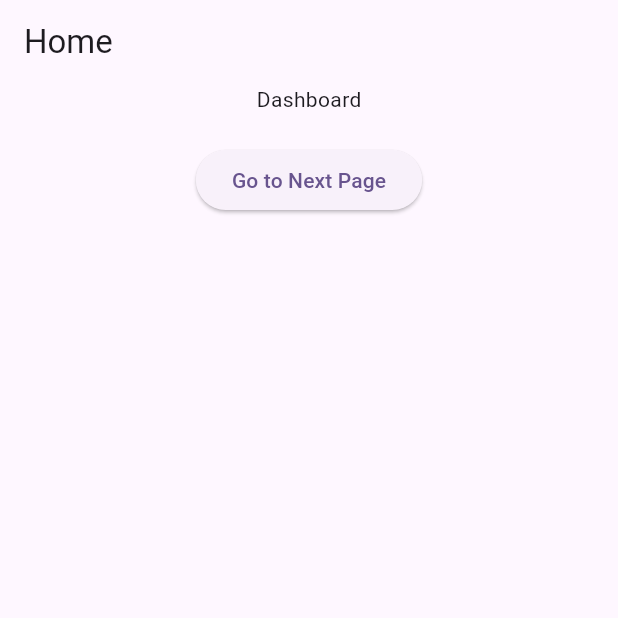
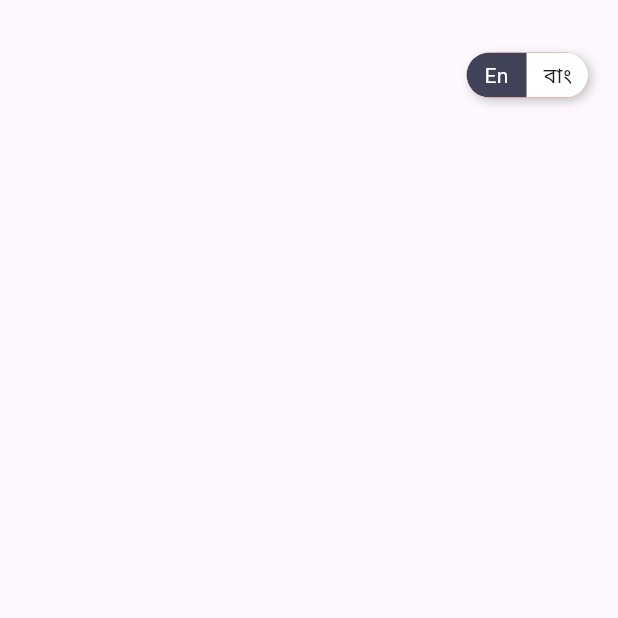
Before and after one commit to Rahat7288/localization_easy_localization, a Flutter app: the screen it shows after launch, on a phone screen of 412 x 824 dp, the top half of it. Run offline on Flutter 3.47's test engine with Material 2 defaults, Android fonts, the phone set to English and light mode, and no system bars; drawn by our look-alikes of toggle_switch; our stand-ins replace easy_localization, shared_preferences.

Commit message:
trying something new

```diff
--- /dev/null
+++ b/lib/controllers/utils/app_colors.dart
@@ -0,0 +1,7 @@
+import 'package:flutter/material.dart';
+
+class AppColor{
+  Color borderColor = const Color(0XFF404258);
+  Color cartColorPurple = const Color(0XFF9F73AB);
+  Color cartColorBlue = const Color(0XFFA3C7D6);
+}
--- a/lib/main.dart
+++ b/lib/main.dart
@@ -3,7 +3,7 @@ import 'package:flutter/material.dart';
 import 'package:localization/controllers/providers/language_preference.dart';
 import 'package:provider/provider.dart';
 
-import 'screens/home_page.dart';
+import 'screens/home/home_page.dart';
 
 void main() async {
   WidgetsFlutterBinding.ensureInitialized();
@@ -33,6 +33,7 @@ class MyApp extends StatelessWidget {
   @override
   Widget build(BuildContext context) {
     return MaterialApp(
+      debugShowCheckedModeBanner: false,
       localizationsDelegates: context.localizationDelegates,
       supportedLocales: context.supportedLocales,
       locale: context.locale,
--- /dev/null
+++ b/lib/screens/home/components/home_app_bar.dart
@@ -0,0 +1,42 @@
+import 'package:flutter/material.dart';
+
+import '../../../widgets/language_switch.dart';
+
+Widget homeAppBar({required BuildContext context}) => Container(
+      width: MediaQuery.of(context).size.width,
+      height: 100,
+      padding: EdgeInsets.all(10),
+      child: Row(
+        mainAxisAlignment: MainAxisAlignment.spaceBetween,
+        children: [
+          Expanded(
+            child: Align(
+              alignment: Alignment.centerRight,
+              child: Container(
+                padding: EdgeInsets.all(10),
+                child: Container(
+                  height: 30,
+                  decoration: BoxDecoration(
+                    borderRadius: BorderRadius.circular(50),
+                    color: Colors.red,
+                    boxShadow: const [
+                      BoxShadow(
+                        offset: Offset(-2, -2),
+                        blurRadius: 5,
+                        color: Colors.white,
+                      ),
+                      BoxShadow(
+                        offset: Offset(2, 2),
+                        blurRadius: 5,
+                        color: Color(0xFFBEBEBE),
+                      ),
+                    ],
+                  ),
+                  child: LanguageSwitch(),
+                ),
+              ),
+            ),
+          ),
+        ],
+      ),
+    );
--- /dev/null
+++ b/lib/screens/home/home_page.dart
@@ -0,0 +1,26 @@
+import 'package:flutter/material.dart';
+
+import 'components/home_app_bar.dart';
+
+class Home extends StatelessWidget {
+  const Home({super.key});
+
+  @override
+  Widget build(BuildContext context) {
+    return Scaffold(
+      body: SafeArea(
+          child: SizedBox(
+        width: MediaQuery.of(context).size.width,
+        height: MediaQuery.of(context).size.height,
+        child: Stack(
+          children: [
+            Positioned(
+              top: 0,
+              child: homeAppBar(context: context),
+            ),
+          ],
+        ),
+      )),
+    );
+  }
+}
--- a/lib/screens/home_page.dart
+++ /dev/null
@@ -1,36 +0,0 @@
-import 'package:easy_localization/easy_localization.dart';
-import 'package:flutter/material.dart';
-
-import 'center_page.dart';
-
-class Home extends StatelessWidget {
-  const Home({super.key});
-
-  @override
-  Widget build(BuildContext context) {
-    return Scaffold(
-      appBar: AppBar(
-        title: Text('Home'),
-      ),
-      body: Center(
-        child: Column(
-          children: [
-            Text(
-              'dashboard'.tr(),
-            ),
-            SizedBox(
-              height: 20,
-            ),
-            ElevatedButton(
-              onPressed: () {
-                Navigator.of(context).push(
-                    MaterialPageRoute(builder: (context) => CenterPage()));
-              },
-              child: const Text('Go to Next Page'),
-            )
-          ],
-        ),
-      ),
-    );
-  }
-}
--- a/lib/widgets/language_switch.dart
+++ b/lib/widgets/language_switch.dart
@@ -12,13 +12,20 @@ class LanguageSwitch extends StatelessWidget {
   Widget build(BuildContext context) {
     final languagePreference = Provider.of<LanguagePreference>(context);
     return ToggleSwitch(
+      minWidth: 40,
+      cornerRadius: 50,
       initialLabelIndex: languagePreference.language == 'en' ? 0 : 1,
-      labels: ["English", "বাংলা"],
+      labels: ["En", "বাং"],
       activeBgColors: [
-        [Colors.blue],
-        [Colors.green]
+        [
+          Color(0XFF404258),
+        ],
+        [
+          Color(0XFF404258),
+        ],
       ],
       activeFgColor: Colors.white,
+      inactiveBgColor: Colors.white,
       onToggle: (index) {
         if (index == 0) {
           context.setLocale(
--- a/pubspec.yaml
+++ b/pubspec.yaml
@@ -39,6 +39,7 @@ dependencies:
   shared_preferences: ^2.2.2
   toggle_switch: ^2.1.0
   provider: ^6.0.5
+  flutter_inset_box_shadow: ^1.0.8
 
 dev_dependencies:
   flutter_test:
```
Also changed, not shown: pubspec.lock.
